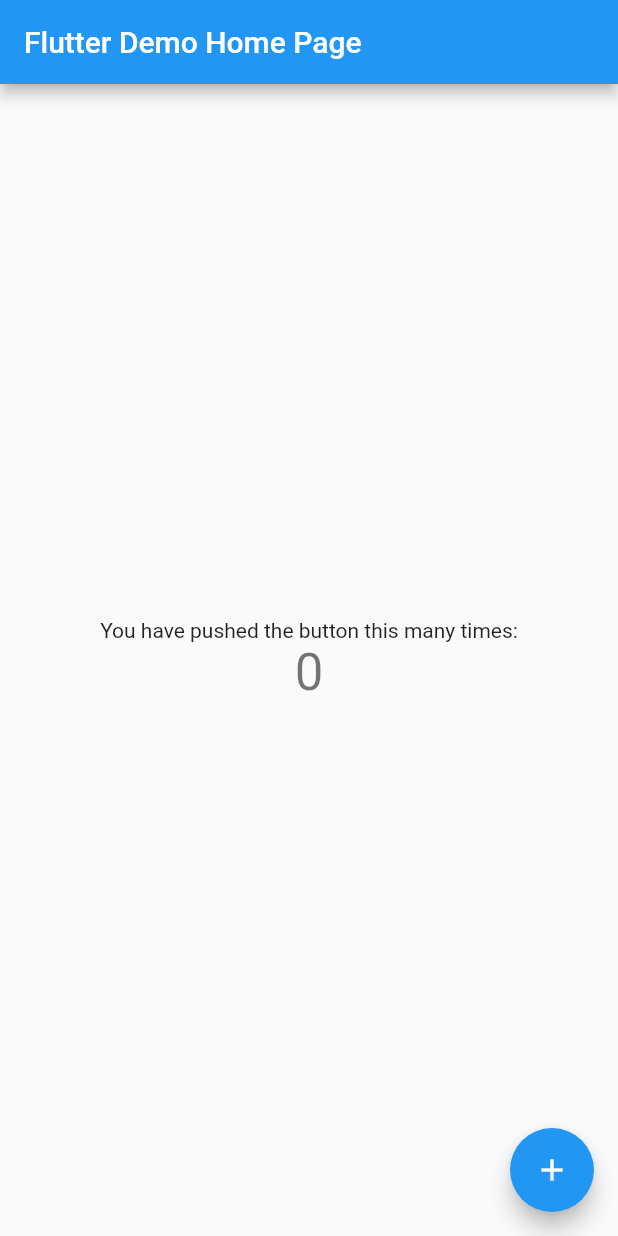
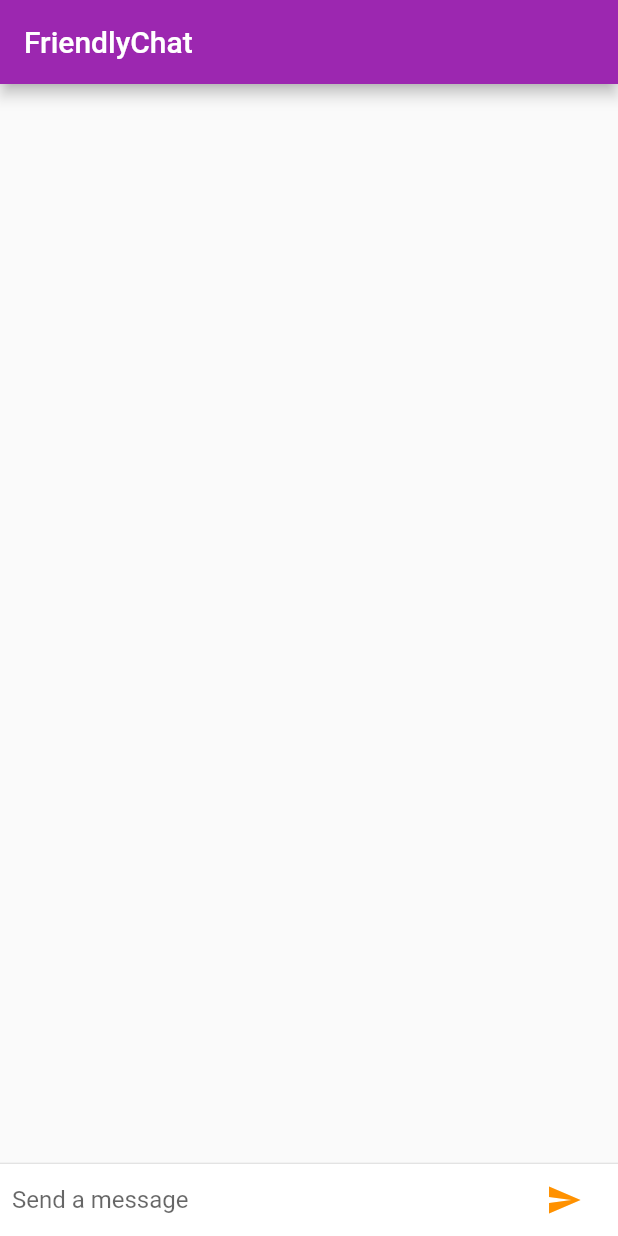
Before and after one commit to NikarashiHatsu/flutter_learning, a Flutter app: the screen it shows after launch, on a phone screen of 412 x 824 dp. Run offline on Flutter 3.47's test engine with Material 2 defaults, Android fonts, the phone set to English and light mode, and no system bars.

Commit message:
following tutorial on flutter codelabs

```diff
--- a/lib/main.dart
+++ b/lib/main.dart
@@ -1,117 +1,196 @@
+import 'package:flutter/cupertino.dart';
+import 'package:flutter/foundation.dart';
 import 'package:flutter/material.dart';
 
 void main() {
-  runApp(MyApp());
+  runApp(FriendlyChatApp());
 }
 
+final ThemeData kIOSTheme = ThemeData(
+  primarySwatch: Colors.orange,
+  primaryColor: Colors.grey[100],
+  primaryColorBrightness: Brightness.light,
+);
+
+final ThemeData kDefaultTheme = ThemeData(
+  primarySwatch: Colors.purple,
+  accentColor: Colors.orangeAccent[400],
+);
+
 class MyApp extends StatelessWidget {
-  // This widget is the root of your application.
   @override
   Widget build(BuildContext context) {
     return MaterialApp(
-      title: 'Flutter Demo',
-      theme: ThemeData(
-        // This is the theme of your application.
-        //
-        // Try running your application with "flutter run". You'll see the
-        // application has a blue toolbar. Then, without quitting the app, try
-        // changing the primarySwatch below to Colors.green and then invoke
-        // "hot reload" (press "r" in the console where you ran "flutter run",
-        // or simply save your changes to "hot reload" in a Flutter IDE).
-        // Notice that the counter didn't reset back to zero; the application
-        // is not restarted.
-        primarySwatch: Colors.blue,
-        // This makes the visual density adapt to the platform that you run
-        // the app on. For desktop platforms, the controls will be smaller and
-        // closer together (more dense) than on mobile platforms.
-        visualDensity: VisualDensity.adaptivePlatformDensity,
-      ),
-      home: MyHomePage(title: 'Flutter Demo Home Page'),
+      title: 'FriendlyChat',
+      theme: defaultTargetPlatform == TargetPlatform.iOS
+        ? kIOSTheme
+        : kDefaultTheme,
+      home: ChatScreen(),
     );
   }
 }
 
-class MyHomePage extends StatefulWidget {
-  MyHomePage({Key key, this.title}) : super(key: key);
-
-  // This widget is the home page of your application. It is stateful, meaning
-  // that it has a State object (defined below) that contains fields that affect
-  // how it looks.
-
-  // This class is the configuration for the state. It holds the values (in this
-  // case the title) provided by the parent (in this case the App widget) and
-  // used by the build method of the State. Fields in a Widget subclass are
-  // always marked "final".
-
-  final String title;
+class FriendlyChatApp extends StatelessWidget {
+  const FriendlyChatApp({
+    Key key,
+  }) : super(key: key);
 
   @override
-  _MyHomePageState createState() => _MyHomePageState();
+  Widget build(BuildContext context) {
+    return MyApp();
+  }
 }
 
-class _MyHomePageState extends State<MyHomePage> {
-  int _counter = 0;
+class ChatScreen extends StatefulWidget {
+  @override
+  _ChatScreenState createState() => _ChatScreenState();
+}
 
-  void _incrementCounter() {
+class _ChatScreenState extends State<ChatScreen> with TickerProviderStateMixin {
+  final List<ChatMessage> _messages = [];
+  final _textController = TextEditingController();
+  final FocusNode _focusNode = FocusNode();
+  bool _isComposing = false;
+
+  Widget _buildTextComposer() {
+    return IconTheme(
+      data: IconThemeData(color: Theme.of(context).accentColor),
+      child: Container(
+        margin: EdgeInsets.symmetric(horizontal: 8.0),
+        child: Row(
+          children: <Widget>[
+            Flexible(
+              child: TextField(
+                controller: _textController,
+                onChanged: (String text) {
+                  setState(() {
+                    _isComposing = text.length > 0;
+                  });
+                },
+                onSubmitted: _isComposing ? _handleSubmitted : null,
+                decoration: InputDecoration.collapsed(hintText: 'Send a message'),
+                focusNode: _focusNode,
+              ),
+            ),
+            Container(
+              margin: EdgeInsets.symmetric(horizontal: 4.0),
+              child: Theme.of(context).platform == TargetPlatform.iOS ?
+              CupertinoButton(
+                child: Text('Send'),
+                onPressed: _isComposing
+                  ? () => _handleSubmitted(_textController.text)
+                  : null
+              ) :
+              IconButton(
+                icon: const Icon(Icons.send),
+                onPressed: () => _isComposing
+                  ? _handleSubmitted(_textController.text)
+                  : null,
+              ),
+            ),
+          ],
+        ),
+      ),
+    );
+  }
+
+  void _handleSubmitted(String text) {
+    _textController.clear();
+    ChatMessage message = ChatMessage(
+      text: text,
+      animationController: AnimationController(
+        duration: const Duration(milliseconds: 700),
+        vsync: this,
+      ),
+    );
     setState(() {
-      // This call to setState tells the Flutter framework that something has
-      // changed in this State, which causes it to rerun the build method below
-      // so that the display can reflect the updated values. If we changed
-      // _counter without calling setState(), then the build method would not be
-      // called again, and so nothing would appear to happen.
-      _counter++;
+      _isComposing = false;
+      _messages.insert(0, message);
     });
+    _focusNode.requestFocus();
+    message.animationController.forward();
   }
 
   @override
   Widget build(BuildContext context) {
-    // This method is rerun every time setState is called, for instance as done
-    // by the _incrementCounter method above.
-    //
-    // The Flutter framework has been optimized to make rerunning build methods
-    // fast, so that you can just rebuild anything that needs updating rather
-    // than having to individually change instances of widgets.
     return Scaffold(
       appBar: AppBar(
-        // Here we take the value from the MyHomePage object that was created by
-        // the App.build method, and use it to set our appbar title.
-        title: Text(widget.title),
+        title: Text('FriendlyChat'),
+        elevation: Theme.of(context).platform == TargetPlatform.iOS ? 0.0 : 4.0,
       ),
-      body: Center(
-        // Center is a layout widget. It takes a single child and positions it
-        // in the middle of the parent.
+      body: Container(
         child: Column(
-          // Column is also a layout widget. It takes a list of children and
-          // arranges them vertically. By default, it sizes itself to fit its
-          // children horizontally, and tries to be as tall as its parent.
-          //
-          // Invoke "debug painting" (press "p" in the console, choose the
-          // "Toggle Debug Paint" action from the Flutter Inspector in Android
-          // Studio, or the "Toggle Debug Paint" command in Visual Studio Code)
-          // to see the wireframe for each widget.
-          //
-          // Column has various properties to control how it sizes itself and
-          // how it positions its children. Here we use mainAxisAlignment to
-          // center the children vertically; the main axis here is the vertical
-          // axis because Columns are vertical (the cross axis would be
-          // horizontal).
-          mainAxisAlignment: MainAxisAlignment.center,
-          children: <Widget>[
-            Text(
-              'You have pushed the button this many times:',
+          children: [
+            Flexible(
+              child: ListView.builder(
+                padding: EdgeInsets.all(8.0),
+                reverse: true,
+                itemBuilder: (_, int index) => _messages[index],
+                itemCount: _messages.length,
+              ),
             ),
-            Text(
-              '$_counter',
-              style: Theme.of(context).textTheme.headline4,
+            Divider(height: 1.0),
+            Container(
+              decoration: BoxDecoration(color: Theme.of(context).cardColor),
+              child: _buildTextComposer(),
+            ),
+          ],
+        ),
+        decoration: Theme.of(context).platform == TargetPlatform.iOS
+          ? BoxDecoration(
+            border: Border(
+              top: BorderSide(color: Colors.grey[200]),
+            ),
+          )
+          : null,
+      ),
+    );
+  }
+
+  @override
+  void dispose() {
+    for (ChatMessage message in _messages) {
+      message.animationController.dispose();
+    }
+    super.dispose();
+  }
+}
+
+class ChatMessage extends StatelessWidget {
+  ChatMessage({this.text, this.animationController});
+  final String text;
+  final AnimationController animationController;
+  final String _name = 'Your Name';
+
+  @override
+  Widget build(BuildContext context) {
+    return SizeTransition(
+      sizeFactor:
+        CurvedAnimation(parent: animationController, curve: Curves.easeOut),
+      axisAlignment: 0.0,
+      child: Container(
+        child: Row(
+          crossAxisAlignment: CrossAxisAlignment.start,
+          children: [
+            Container(
+              margin: const EdgeInsets.only(right: 16.0),
+              child: CircleAvatar(child: Text(_name[0])),
+            ),
+            Expanded(
+              child: Column(
+                crossAxisAlignment: CrossAxisAlignment.start,
+                children: [
+                  Text(_name, style: Theme.of(context).textTheme.headline4),
+                  Container(
+                    margin: EdgeInsets.only(top: 5.0),
+                    child: Text(text),
+                  ),
+                ],
+              ),
             ),
           ],
         ),
       ),
-      floatingActionButton: FloatingActionButton(
-        onPressed: _incrementCounter,
-        tooltip: 'Increment',
-        child: Icon(Icons.add),
-      ), // This trailing comma makes auto-formatting nicer for build methods.
     );
   }
 }
```
